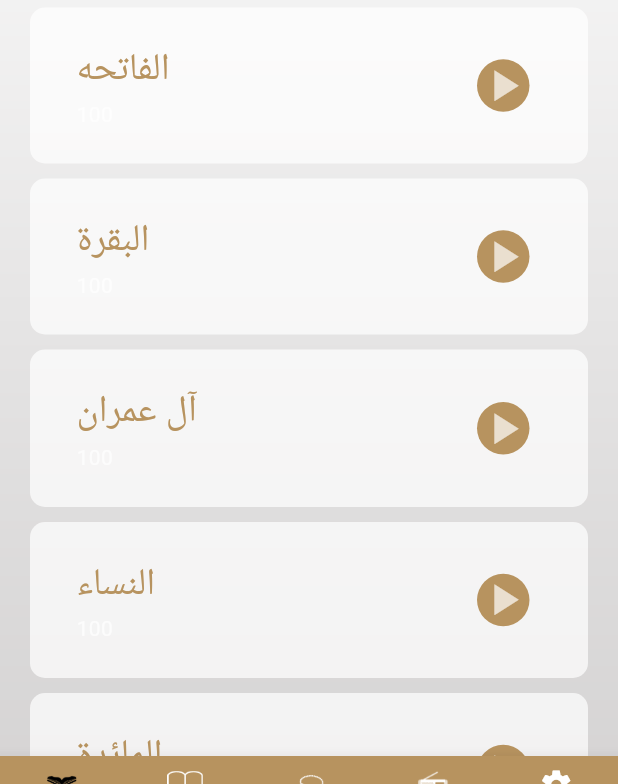
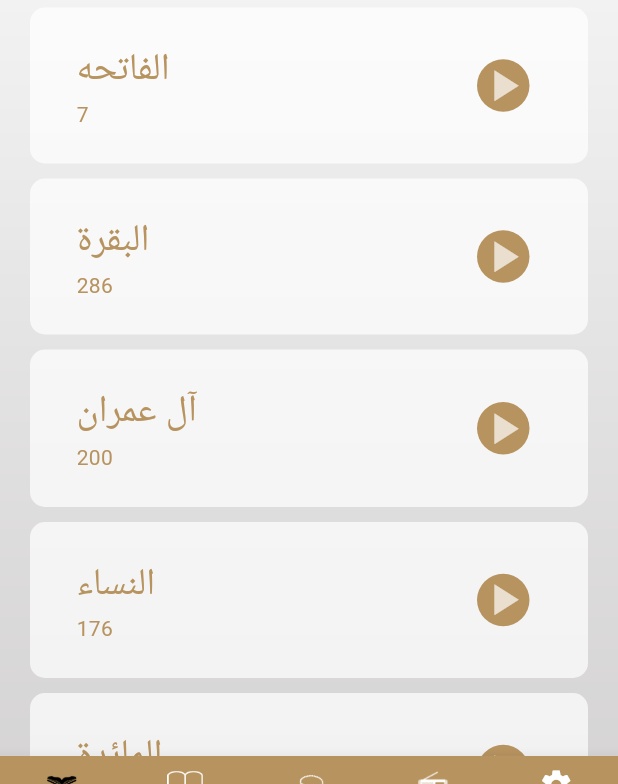
Before and after one commit to saraabdullah263/islamy, a Flutter app: the screen it shows after launch, on a phone screen of 412 x 824 dp, the part 393-1177 px from its top. Run offline on Flutter 3.47's test engine with Material 3 defaults, Android fonts, the phone set to English and light mode, and no system bars.

Commit message:
edit verces count

```diff
--- a/lib/UI/tabs/guran_tab.dart
+++ b/lib/UI/tabs/guran_tab.dart
@@ -1,10 +1,17 @@
 import 'package:flutter/material.dart';
+import 'package:flutter/services.dart';
 import 'package:islamy_app/UI/screens/quran_screen.dart';
 import 'package:islamy_app/comman/app_colors.dart';
 import 'package:islamy_app/comman/app_image.dart';
 
-class GuranTab extends StatelessWidget {
+class GuranTab extends StatefulWidget {
   GuranTab({super.key});
+
+  @override
+  State<GuranTab> createState() => _GuranTabState();
+}
+
+class _GuranTabState extends State<GuranTab> {
   List<String> suraName = [
     "الفاتحه",
     "البقرة",
@@ -122,8 +129,11 @@ class GuranTab extends StatelessWidget {
     "الناس"
   ];
 
+  List<int> verciscount = [];
+
   @override
   Widget build(BuildContext context) {
+    if (verciscount.isEmpty) LoadSuras();
     return Column(
       children: [
         Image.asset(
@@ -146,33 +156,53 @@ class GuranTab extends StatelessWidget {
                       suraName[index],
                       style: Theme.of(context).textTheme.titleMedium,
                     ),
-                    subtitle: Text('100'),
+                    subtitle: Text(
+                      verciscount.isNotEmpty ? verciscount[index].toString(): '',
+                      style: TextStyle(color: AppColors.mainlightColor),
+                    ),
                     trailing: Container(
                       child: InkWell(
-                        onTap: (){
-                          Navigator.of(context).pushNamed(QuranScreen.routeName,arguments: QuranModle(index: index, name: suraName[index]));
-                        },
+                          onTap: () {
+                            Navigator.of(context).pushNamed(
+                                QuranScreen.routeName,
+                                arguments: QuranModle(
+                                    index: index, name: suraName[index]));
+                          },
                           child: Icon(
-                        Icons.play_arrow,
-                        size: 35,
-                      )),
+                            Icons.play_arrow,
+                            size: 35,
+                          )),
                       decoration: BoxDecoration(
                           color: Theme.of(context).primaryColor,
                           borderRadius: BorderRadius.circular(20)),
                     ),
+
                   ),
+
                 );
+
               }),
         )
       ],
     );
   }
+
+  LoadSuras() async {
+    List<int> _verciscount = [];
+
+    for (var i = 0; i < suraName.length; i++) {
+      String data = await rootBundle.loadString('assets/quran/${i + 1}.txt');
+      List<String> content = data.trim().split('\n');
+      content.removeWhere((Element) => Element.trim().isEmpty);
+      _verciscount.add(content.length);
+    }
+    verciscount = _verciscount;
+    setState(() {});
+  }
 }
-class QuranModle{
+
+class QuranModle {
   String name;
   int index;
-  QuranModle({
-    required this.index,
-    required this.name
-});
+  QuranModle({required this.index, required this.name});
 }
```
